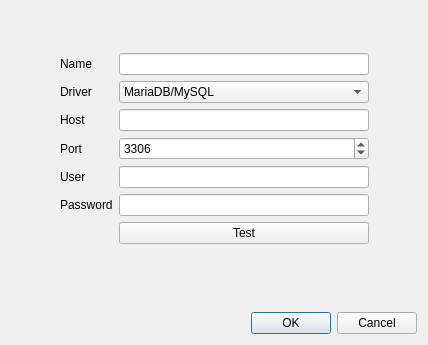
First picture: the form in guiconnection.ui, repository jkamsk/mdbsqlgui, before the edit.
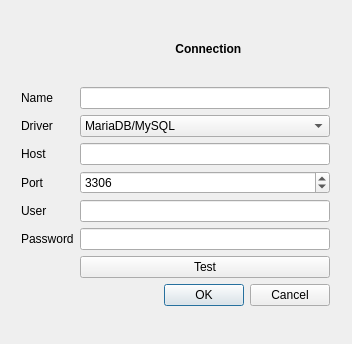
Second picture: the form after the edit. Icons and pictures are not drawn.

What changed in the file:
```diff
--- a/guiconnection.ui
+++ b/guiconnection.ui
@@ -6,8 +6,8 @@
    <rect>
     <x>0</x>
     <y>0</y>
-    <width>428</width>
-    <height>345</height>
+    <width>352</width>
+    <height>344</height>
    </rect>
   </property>
   <property name="windowTitle">
@@ -48,24 +48,24 @@
      </item>
      <item>
       <layout class="QFormLayout" name="formLayout">
-       <item row="0" column="0">
+       <item row="1" column="0">
         <widget class="QLabel" name="label_6">
          <property name="text">
           <string>Name</string>
          </property>
         </widget>
        </item>
-       <item row="0" column="1">
+       <item row="1" column="1">
         <widget class="QLineEdit" name="Name"/>
        </item>
-       <item row="1" column="0">
+       <item row="2" column="0">
         <widget class="QLabel" name="label">
          <property name="text">
           <string>Driver</string>
          </property>
         </widget>
        </item>
-       <item row="1" column="1">
+       <item row="2" column="1">
         <widget class="QComboBox" name="Driver">
          <item>
           <property name="text">
@@ -74,14 +74,14 @@
          </item>
         </widget>
        </item>
-       <item row="2" column="0">
+       <item row="3" column="0">
         <widget class="QLabel" name="label_2">
          <property name="text">
           <string>Host</string>
          </property>
         </widget>
        </item>
-       <item row="2" column="1">
+       <item row="3" column="1">
         <widget class="QLineEdit" name="Host">
          <property name="minimumSize">
           <size>
@@ -91,14 +91,14 @@
          </property>
         </widget>
        </item>
-       <item row="3" column="0">
+       <item row="4" column="0">
         <widget class="QLabel" name="label_3">
          <property name="text">
           <string>Port</string>
          </property>
         </widget>
        </item>
-       <item row="3" column="1">
+       <item row="4" column="1">
         <widget class="QSpinBox" name="Port">
          <property name="minimumSize">
           <size>
@@ -114,31 +114,31 @@
          </property>
         </widget>
        </item>
-       <item row="4" column="0">
+       <item row="5" column="0">
         <widget class="QLabel" name="label_4">
          <property name="text">
           <string>User</string>
          </property>
         </widget>
        </item>
-       <item row="4" column="1">
+       <item row="5" column="1">
         <widget class="QLineEdit" name="User"/>
        </item>
-       <item row="5" column="0">
+       <item row="6" column="0">
         <widget class="QLabel" name="label_5">
          <property name="text">
           <string>Password</string>
          </property>
         </widget>
        </item>
-       <item row="5" column="1">
+       <item row="6" column="1">
         <widget class="QLineEdit" name="Password">
          <property name="echoMode">
           <enum>QLineEdit::Password</enum>
          </property>
         </widget>
        </item>
-       <item row="6" column="1">
+       <item row="7" column="1">
         <widget class="QPushButton" name="Test">
          <property name="sizePolicy">
           <sizepolicy hsizetype="Expanding" vsizetype="Fixed">
@@ -151,6 +151,530 @@
          </property>
         </widget>
        </item>
+       <item row="9" column="0" colspan="2">
+        <widget class="QLabel" name="Status">
+         <property name="palette">
+          <palette>
+           <active>
+            <colorrole role="WindowText">
+             <brush brushstyle="SolidPattern">
+              <color alpha="255">
+               <red>170</red>
+               <green>0</green>
+               <blue>255</blue>
+              </color>
+             </brush>
+            </colorrole>
+           </active>
+           <inactive>
+            <colorrole role="WindowText">
+             <brush brushstyle="SolidPattern">
+              <color alpha="255">
+               <red>170</red>
+               <green>0</green>
+               <blue>255</blue>
+              </color>
+             </brush>
+            </colorrole>
+           </inactive>
+           <disabled>
+            <colorrole role="WindowText">
+             <brush brushstyle="SolidPattern">
+              <color alpha="255">
+               <red>165</red>
+               <green>167</green>
+               <blue>169</blue>
+              </color>
+             </brush>
+            </colorrole>
+           </disabled>
+          </palette>
+         </property>
+         <property name="font">
+          <font>
+           <weight>75</weight>
+           <bold>true</bold>
+          </font>
+         </property>
+         <property name="text">
+          <string/>
+         </property>
+         <property name="alignment">
+          <set>Qt::AlignCenter</set>
+         </property>
+        </widget>
+       </item>
+       <item row="0" column="1">
+        <widget class="QToolButton" name="Icon">
+         <property name="enabled">
+          <bool>false</bool>
+         </property>
+         <property name="sizePolicy">
+          <sizepolicy hsizetype="Minimum" vsizetype="Fixed">
+           <horstretch>0</horstretch>
+           <verstretch>0</verstretch>
+          </sizepolicy>
+         </property>
+         <property name="minimumSize">
+          <size>
+           <width>0</width>
+           <height>64</height>
+          </size>
+         </property>
+         <property name="palette">
+          <palette>
+           <active>
+            <colorrole role="WindowText">
+             <brush brushstyle="SolidPattern">
+              <color alpha="255">
+               <red>255</red>
+               <green>255</green>
+               <blue>255</blue>
+              </color>
+             </brush>
+            </colorrole>
+            <colorrole role="Button">
+             <brush brushstyle="SolidPattern">
+              <color alpha="255">
+               <red>0</red>
+               <green>0</green>
+               <blue>0</blue>
+              </color>
+             </brush>
+            </colorrole>
+            <colorrole role="Light">
+             <brush brushstyle="SolidPattern">
+              <color alpha="255">
+               <red>0</red>
+               <green>0</green>
+               <blue>0</blue>
+              </color>
+             </brush>
+            </colorrole>
+            <colorrole role="Midlight">
+             <brush brushstyle="SolidPattern">
+              <color alpha="255">
+               <red>0</red>
+               <green>0</green>
+               <blue>0</blue>
+              </color>
+             </brush>
+            </colorrole>
+            <colorrole role="Dark">
+             <brush brushstyle="SolidPattern">
+              <color alpha="255">
+               <red>0</red>
+               <green>0</green>
+               <blue>0</blue>
+              </color>
+             </brush>
+            </colorrole>
+            <colorrole role="Mid">
+             <brush brushstyle="SolidPattern">
+              <color alpha="255">
+               <red>0</red>
+               <green>0</green>
+               <blue>0</blue>
+              </color>
+             </brush>
+            </colorrole>
+            <colorrole role="Text">
+             <brush brushstyle="SolidPattern">
+              <color alpha="255">
+               <red>255</red>
+               <green>255</green>
+               <blue>255</blue>
+              </color>
+             </brush>
+            </colorrole>
+            <colorrole role="BrightText">
+             <brush brushstyle="SolidPattern">
+              <color alpha="255">
+               <red>255</red>
+               <green>255</green>
+               <blue>255</blue>
+              </color>
+             </brush>
+            </colorrole>
+            <colorrole role="ButtonText">
+             <brush brushstyle="SolidPattern">
+              <color alpha="255">
+               <red>255</red>
+               <green>255</green>
+               <blue>255</blue>
+              </color>
+             </brush>
+            </colorrole>
+            <colorrole role="Base">
+             <brush brushstyle="SolidPattern">
+              <color alpha="255">
+               <red>0</red>
+               <green>0</green>
+               <blue>0</blue>
+              </color>
+             </brush>
+            </colorrole>
+            <colorrole role="Window">
+             <brush brushstyle="SolidPattern">
+              <color alpha="255">
+               <red>0</red>
+               <green>0</green>
+               <blue>0</blue>
+              </color>
+             </brush>
+            </colorrole>
+            <colorrole role="Shadow">
+             <brush brushstyle="SolidPattern">
+              <color alpha="255">
+               <red>0</red>
+               <green>0</green>
+               <blue>0</blue>
+              </color>
+             </brush>
+            </colorrole>
+            <colorrole role="AlternateBase">
+             <brush brushstyle="SolidPattern">
+              <color alpha="255">
+               <red>0</red>
+               <green>0</green>
+               <blue>0</blue>
+              </color>
+             </brush>
+            </colorrole>
+            <colorrole role="ToolTipBase">
+             <brush brushstyle="SolidPattern">
+              <color alpha="255">
+               <red>255</red>
+               <green>255</green>
+               <blue>220</blue>
+              </color>
+             </brush>
+            </colorrole>
+            <colorrole role="ToolTipText">
+             <brush brushstyle="SolidPattern">
+              <color alpha="255">
+               <red>0</red>
+               <green>0</green>
+               <blue>0</blue>
+              </color>
+             </brush>
+            </colorrole>
+           </active>
+           <inactive>
+            <colorrole role="WindowText">
+             <brush brushstyle="SolidPattern">
+              <color alpha="255">
+               <red>255</red>
+               <green>255</green>
+               <blue>255</blue>
+              </color>
+             </brush>
+            </colorrole>
+            <colorrole role="Button">
+             <brush brushstyle="SolidPattern">
+              <color alpha="255">
+               <red>0</red>
+               <green>0</green>
+               <blue>0</blue>
+              </color>
+             </brush>
+            </colorrole>
+            <colorrole role="Light">
+             <brush brushstyle="SolidPattern">
+              <color alpha="255">
+               <red>0</red>
+               <green>0</green>
+               <blue>0</blue>
+              </color>
+             </brush>
+            </colorrole>
+            <colorrole role="Midlight">
+             <brush brushstyle="SolidPattern">
+              <color alpha="255">
+               <red>0</red>
+               <green>0</green>
+               <blue>0</blue>
+              </color>
+             </brush>
+            </colorrole>
+            <colorrole role="Dark">
+             <brush brushstyle="SolidPattern">
+              <color alpha="255">
+               <red>0</red>
+               <green>0</green>
+               <blue>0</blue>
+              </color>
+             </brush>
+            </colorrole>
+            <colorrole role="Mid">
+             <brush brushstyle="SolidPattern">
+              <color alpha="255">
+               <red>0</red>
+               <green>0</green>
+               <blue>0</blue>
+              </color>
+             </brush>
+            </colorrole>
+            <colorrole role="Text">
+             <brush brushstyle="SolidPattern">
+              <color alpha="255">
+               <red>255</red>
+               <green>255</green>
+               <blue>255</blue>
+              </color>
+             </brush>
+            </colorrole>
+            <colorrole role="BrightText">
+             <brush brushstyle="SolidPattern">
+              <color alpha="255">
+               <red>255</red>
+               <green>255</green>
+               <blue>255</blue>
+              </color>
+             </brush>
+            </colorrole>
+            <colorrole role="ButtonText">
+             <brush brushstyle="SolidPattern">
+              <color alpha="255">
+               <red>255</red>
+               <green>255</green>
+               <blue>255</blue>
+              </color>
+             </brush>
+            </colorrole>
+            <colorrole role="Base">
+             <brush brushstyle="SolidPattern">
+              <color alpha="255">
+               <red>0</red>
+               <green>0</green>
+               <blue>0</blue>
+              </color>
+             </brush>
+            </colorrole>
+            <colorrole role="Window">
+             <brush brushstyle="SolidPattern">
+              <color alpha="255">
+               <red>0</red>
+               <green>0</green>
+               <blue>0</blue>
+              </color>
+             </brush>
+            </colorrole>
+            <colorrole role="Shadow">
+             <brush brushstyle="SolidPattern">
+              <color alpha="255">
+               <red>0</red>
+               <green>0</green>
+               <blue>0</blue>
+              </color>
+             </brush>
+            </colorrole>
+            <colorrole role="AlternateBase">
+             <brush brushstyle="SolidPattern">
+              <color alpha="255">
+               <red>0</red>
+               <green>0</green>
+               <blue>0</blue>
+              </color>
+             </brush>
+            </colorrole>
+            <colorrole role="ToolTipBase">
+             <brush brushstyle="SolidPattern">
+              <color alpha="255">
+               <red>255</red>
+               <green>255</green>
+               <blue>220</blue>
+              </color>
+             </brush>
+            </colorrole>
+            <colorrole role="ToolTipText">
+             <brush brushstyle="SolidPattern">
+              <color alpha="255">
+               <red>0</red>
+               <green>0</green>
+               <blue>0</blue>
+              </color>
+             </brush>
+            </colorrole>
+           </inactive>
+           <disabled>
+            <colorrole role="WindowText">
+             <brush brushstyle="SolidPattern">
+              <color alpha="255">
+               <red>0</red>
+               <green>0</green>
+               <blue>0</blue>
+              </color>
+             </brush>
+            </colorrole>
+            <colorrole role="Button">
+             <brush brushstyle="SolidPattern">
+              <color alpha="255">
+               <red>0</red>
+               <green>0</green>
+               <blue>0</blue>
+              </color>
+             </brush>
+            </colorrole>
+            <colorrole role="Light">
+             <brush brushstyle="SolidPattern">
+              <color alpha="255">
+               <red>0</red>
+               <green>0</green>
+               <blue>0</blue>
+              </color>
+             </brush>
+            </colorrole>
+            <colorrole role="Midlight">
+             <brush brushstyle="SolidPattern">
+              <color alpha="255">
+               <red>0</red>
+               <green>0</green>
+               <blue>0</blue>
+              </color>
+             </brush>
+            </colorrole>
+            <colorrole role="Dark">
+             <brush brushstyle="SolidPattern">
+              <color alpha="255">
+               <red>0</red>
+               <green>0</green>
+               <blue>0</blue>
+              </color>
+             </brush>
+            </colorrole>
+            <colorrole role="Mid">
+             <brush brushstyle="SolidPattern">
+              <color alpha="255">
+               <red>0</red>
+               <green>0</green>
+               <blue>0</blue>
+              </color>
+             </brush>
+            </colorrole>
+            <colorrole role="Text">
+             <brush brushstyle="SolidPattern">
+              <color alpha="255">
+               <red>0</red>
+               <green>0</green>
+               <blue>0</blue>
+              </color>
+             </brush>
+            </colorrole>
+            <colorrole role="BrightText">
+             <brush brushstyle="SolidPattern">
+              <color alpha="255">
+               <red>255</red>
+               <green>255</green>
+               <blue>255</blue>
+              </color>
+             </brush>
+            </colorrole>
+            <colorrole role="ButtonText">
+             <brush brushstyle="SolidPattern">
+              <color alpha="255">
+               <red>0</red>
+               <green>0</green>
+               <blue>0</blue>
+              </color>
+             </brush>
+            </colorrole>
+            <colorrole role="Base">
+             <brush brushstyle="SolidPattern">
+              <color alpha="255">
+               <red>0</red>
+               <green>0</green>
+               <blue>0</blue>
+              </color>
+             </brush>
+            </colorrole>
+            <colorrole role="Window">
+             <brush brushstyle="SolidPattern">
+              <color alpha="255">
+               <red>0</red>
+               <green>0</green>
+               <blue>0</blue>
+              </color>
+             </brush>
+            </colorrole>
+            <colorrole role="Shadow">
+             <brush brushstyle="SolidPattern">
+              <color alpha="255">
+               <red>0</red>
+               <green>0</green>
+               <blue>0</blue>
+              </color>
+             </brush>
+            </colorrole>
+            <colorrole role="AlternateBase">
+             <brush brushstyle="SolidPattern">
+              <color alpha="255">
+               <red>0</red>
+               <green>0</green>
+               <blue>0</blue>
+              </color>
+             </brush>
+            </colorrole>
+            <colorrole role="ToolTipBase">
+             <brush brushstyle="SolidPattern">
+              <color alpha="255">
+               <red>255</red>
+               <green>255</green>
+               <blue>220</blue>
+              </color>
+             </brush>
+            </colorrole>
+            <colorrole role="ToolTipText">
+             <brush brushstyle="SolidPattern">
+              <color alpha="255">
+               <red>0</red>
+               <green>0</green>
+               <blue>0</blue>
+              </color>
+             </brush>
+            </colorrole>
+           </disabled>
+          </palette>
+         </property>
+         <property name="font">
+          <font>
+           <weight>75</weight>
+           <bold>true</bold>
+          </font>
+         </property>
+         <property name="text">
+          <string>  Connection</string>
+         </property>
+         <property name="icon">
+          <iconset resource="resources.qrc">
+           <normaloff>:/icons/server-on.png</normaloff>
+           <disabledoff>:/icons/server-on.png</disabledoff>
+           <disabledon>:/icons/server-on.png</disabledon>:/icons/server-on.png</iconset>
+         </property>
+         <property name="iconSize">
+          <size>
+           <width>64</width>
+           <height>64</height>
+          </size>
+         </property>
+         <property name="toolButtonStyle">
+          <enum>Qt::ToolButtonTextBesideIcon</enum>
+         </property>
+         <property name="autoRaise">
+          <bool>true</bool>
+         </property>
+        </widget>
+       </item>
+       <item row="8" column="1">
+        <widget class="QDialogButtonBox" name="buttonBox">
+         <property name="orientation">
+          <enum>Qt::Horizontal</enum>
+         </property>
+         <property name="standardButtons">
+          <set>QDialogButtonBox::Cancel|QDialogButtonBox::Ok</set>
+         </property>
+        </widget>
+       </item>
       </layout>
      </item>
      <item>
@@ -168,13 +692,6 @@
      </item>
     </layout>
    </item>
-   <item>
-    <widget class="QLabel" name="Status">
-     <property name="text">
-      <string/>
-     </property>
-    </widget>
-   </item>
    <item>
     <spacer name="verticalSpacer">
      <property name="orientation">
@@ -188,16 +705,6 @@
      </property>
     </spacer>
    </item>
-   <item>
-    <widget class="QDialogButtonBox" name="buttonBox">
-     <property name="orientation">
-      <enum>Qt::Horizontal</enum>
-     </property>
-     <property name="standardButtons">
-      <set>QDialogButtonBox::Cancel|QDialogButtonBox::Ok</set>
-     </property>
-    </widget>
-   </item>
   </layout>
  </widget>
  <tabstops>
```
